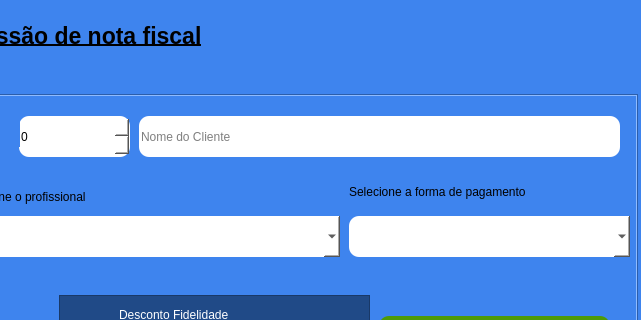
First picture: the form in emissao_nf.ui, repository JVwolfart/PROJETO-SALAO-JOVEM-PROGRAMADOR, before the edit; both pictures show x 413 to 1054 and y 0 to 320 of the 1054 by 839 pixel window.
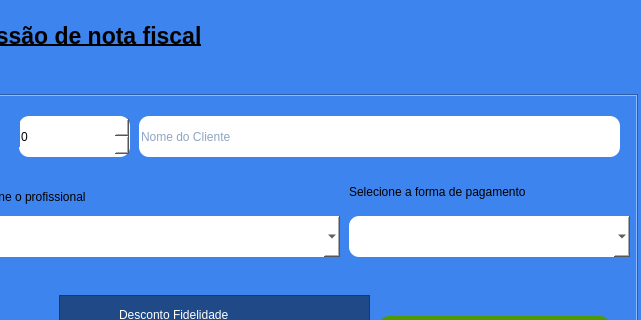
Second picture: the form after the edit. Icons and pictures are not drawn.

The edit to the form file:
```diff
--- a/emissao_nf.ui
+++ b/emissao_nf.ui
@@ -759,6 +759,7 @@
       </property>
       <property name="styleSheet">
        <string notr="true">background-color: rgb(255, 255, 255);
+color: rgb(32, 74, 135);
 border-radius: 10px;
 border-color: rgb(0,0,0);
 </string>
```
